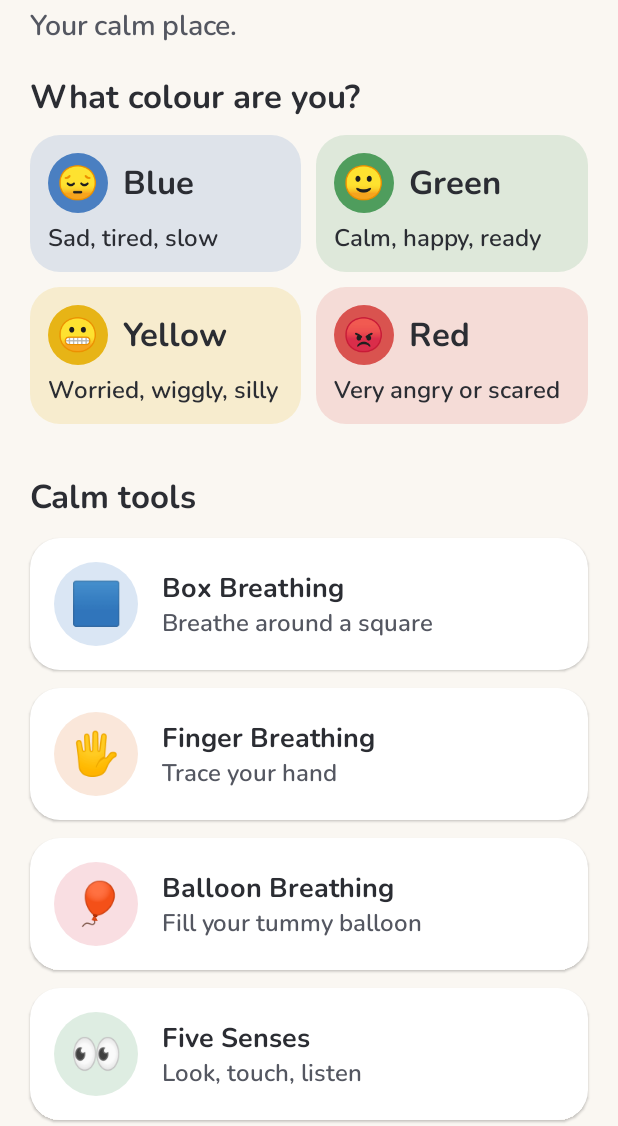
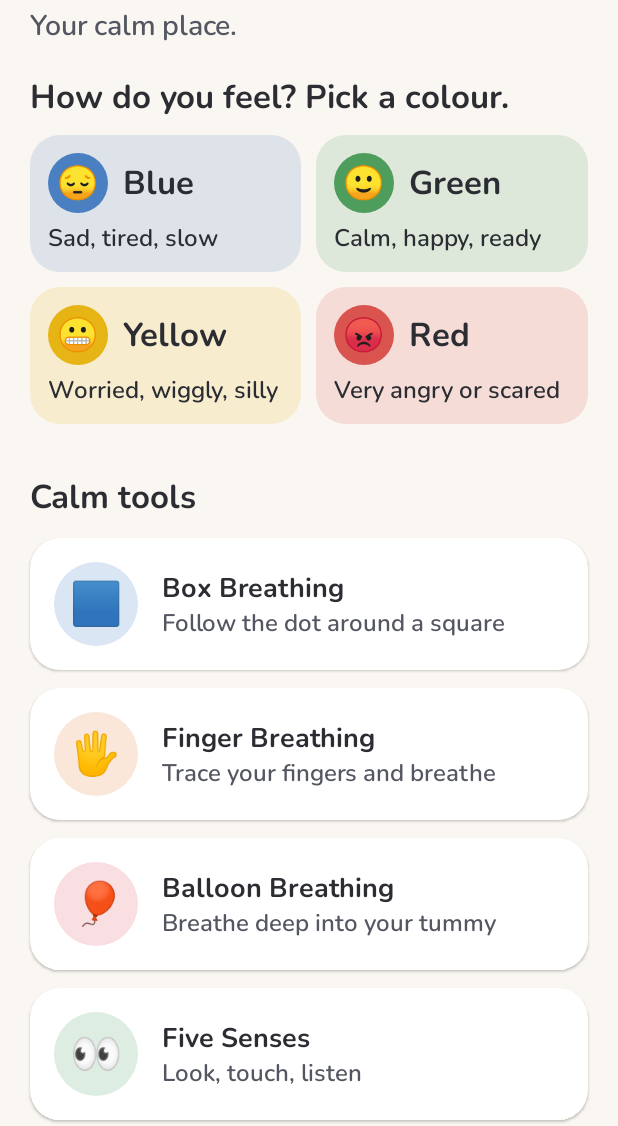
Before and after one commit to graemeblick-lang/regulation_app_for_kids, an Android app built with Jetpack Compose: the screen it shows after launch (MainActivity), on a phone screen of 412 x 824 dp, the part 110-1236 px from its top. Run offline under Robolectric (Android 15) with nearby library versions, the phone set to English and light mode, and no system bars.

Commit message:
Literal wording pass: replace figures of speech with plain instructions
Co-Authored-By: Claude Opus 5.5 <noreply@anthropic.com>
Claude-Session: https://claude.ai/code/session_016a3MssehCcM7drho98Bz81

```diff
--- a/app/src/main/java/com/calmcorner/app/data/Tools.kt
+++ b/app/src/main/java/com/calmcorner/app/data/Tools.kt
@@ -14,11 +14,11 @@ enum class Tool(
     val color: Color,
     val deep: Color,
 ) {
-    BoxBreathing("Box Breathing", "Breathe around a square", "🟦", CalmColors.Sky, CalmColors.SkyDeep),
-    FingerBreathing("Finger Breathing", "Trace your hand", "🖐️", CalmColors.Peach, CalmColors.PeachDeep),
-    BalloonBreathing("Balloon Breathing", "Fill your tummy balloon", "🎈", CalmColors.Rose, CalmColors.RoseDeep),
+    BoxBreathing("Box Breathing", "Follow the dot around a square", "🟦", CalmColors.Sky, CalmColors.SkyDeep),
+    FingerBreathing("Finger Breathing", "Trace your fingers and breathe", "🖐️", CalmColors.Peach, CalmColors.PeachDeep),
+    BalloonBreathing("Balloon Breathing", "Breathe deep into your tummy", "🎈", CalmColors.Rose, CalmColors.RoseDeep),
     Grounding("Five Senses", "Look, touch, listen", "👀", CalmColors.Leaf, CalmColors.LeafDeep),
-    SqueezeRelax("Squeeze and Relax", "Squeeze tight, then let go", "💪", CalmColors.Lavender, CalmColors.LavenderDeep),
+    SqueezeRelax("Squeeze and Relax", "Squeeze tight, then relax", "💪", CalmColors.Lavender, CalmColors.LavenderDeep),
 }
 
 /**
@@ -33,11 +33,11 @@ enum class Zone(
     val color: Color,
     val suggestions: List<Tool>,
 ) {
-    Blue("Blue", "😔", "Sad, tired, slow", "Feeling low? Let's wake up your body.",
+    Blue("Blue", "😔", "Sad, tired, slow", "Sad or tired? These can help.",
         Color(0xFF4A7FC1), listOf(Tool.SqueezeRelax, Tool.BalloonBreathing)),
-    Green("Green", "🙂", "Calm, happy, ready", "You're ready! Practise a tool.",
+    Green("Green", "🙂", "Calm, happy, ready", "You feel calm. Practise a tool now.",
         Color(0xFF4F9D5D), listOf(Tool.BoxBreathing, Tool.FingerBreathing)),
-    Yellow("Yellow", "😬", "Worried, wiggly, silly", "Let's slow down.",
+    Yellow("Yellow", "😬", "Worried, wiggly, silly", "These can help you feel calm.",
         Color(0xFFE7B416), listOf(Tool.FingerBreathing, Tool.Grounding, Tool.BoxBreathing)),
     Red("Red", "😡", "Very angry or scared", "Stop. Breathe. You are safe.",
         Color(0xFFD9534F), listOf(Tool.SqueezeRelax, Tool.BoxBreathing)),
--- a/app/src/main/java/com/calmcorner/app/ui/components/Common.kt
+++ b/app/src/main/java/com/calmcorner/app/ui/components/Common.kt
@@ -172,7 +172,7 @@ fun StartPauseRow(
             Text(
                 when {
                     running -> "⏸  Pause"
-                    started -> "▶  Keep going"
+                    started -> "▶  Continue"
                     else -> "▶  Start"
                 },
                 style = MaterialTheme.typography.labelLarge,
--- a/app/src/main/java/com/calmcorner/app/ui/screens/BalloonBreathingScreen.kt
+++ b/app/src/main/java/com/calmcorner/app/ui/screens/BalloonBreathingScreen.kt
@@ -86,7 +86,7 @@ fun BalloonBreathingScreen(onBack: () -> Unit) {
 
     ToolScaffold(
         title = tool.title,
-        tip = "Fill your tummy like a balloon.",
+        tip = "Breathe in slowly. Your tummy gets big.",
         howTo = "Put a hand on your tummy.\n👃 Breathe in through your nose. Feel it get big.\n👄 Breathe out slowly through your mouth.",
         color = tool.deep,
         showTip = !running,
--- a/app/src/main/java/com/calmcorner/app/ui/screens/HomeScreen.kt
+++ b/app/src/main/java/com/calmcorner/app/ui/screens/HomeScreen.kt
@@ -57,7 +57,7 @@ fun HomeScreen(
                 color = MaterialTheme.colorScheme.onSurfaceVariant,
             )
             Spacer(Modifier.height(20.dp))
-            Text("What colour are you?", style = MaterialTheme.typography.titleLarge)
+            Text("How do you feel? Pick a colour.", style = MaterialTheme.typography.titleLarge)
             Spacer(Modifier.height(10.dp))
             Zone.entries.chunked(2).forEach { row ->
                 Row(horizontalArrangement = Arrangement.spacedBy(10.dp), modifier = Modifier.padding(bottom = 10.dp)) {
@@ -87,7 +87,7 @@ fun HomeScreen(
         if (suggested.isNotEmpty()) {
             item { SectionTitle("Try these") }
             items(suggested, key = { "s-" + it.name }) { ToolCard(it, highlighted = true, onClick = { onOpenTool(it) }) }
-            item { SectionTitle("More") }
+            item { SectionTitle("More tools") }
         } else {
             item { SectionTitle("Calm tools") }
         }
@@ -95,7 +95,7 @@ fun HomeScreen(
         item {
             Spacer(Modifier.height(12.dp))
             Text(
-                "Still feel big feelings? Talk to a grown-up you trust. 💛",
+                "Still upset? Talk to a grown-up you trust. 💛",
                 style = MaterialTheme.typography.bodyMedium,
                 color = MaterialTheme.colorScheme.onSurfaceVariant,
             )
```
Also changed, not shown: app/src/main/java/com/calmcorner/app/ui/screens/SqueezeRelaxScreen.kt (+8 -8 lines), 1 other file.
